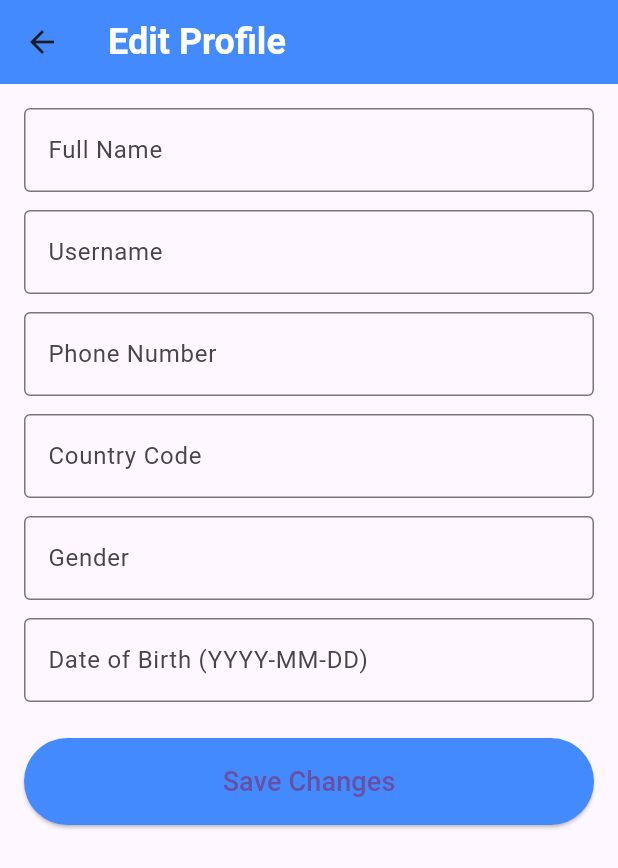
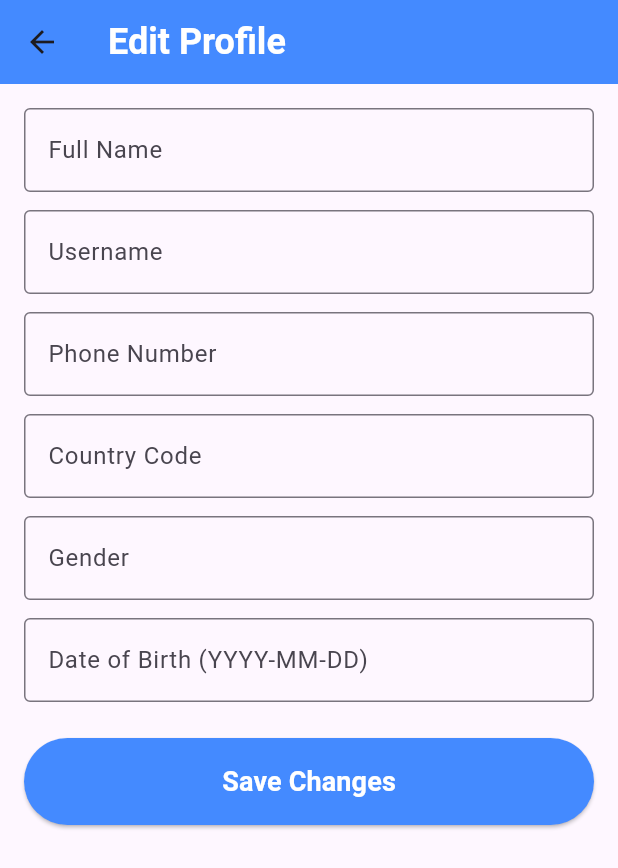
Before and after one commit to hasanmehediii/CSE-2216-Project, a Flutter app: the EditProfileScreen screen opened by its route, on a phone screen of 412 x 824 dp. Shown: the top 868 px of the screen. Run offline on Flutter 3.47's test engine with Material 3 defaults, Android fonts, the phone set to English and light mode, and no system bars; our stand-ins replace cached_network_image, cloud_firestore, firebase_core, flutter_dotenv, flutter_map, flutter_secure_storage and 6 more; accounts and stored records are empty.

Commit message:
button color

```diff
--- a/lib/screens/edit_profile_screen.dart
+++ b/lib/screens/edit_profile_screen.dart
@@ -168,7 +168,7 @@ class _EditProfileScreenState extends State<EditProfileScreen> {
                 ),
                 child: _isLoading
                     ? const CircularProgressIndicator(color: Colors.white)
-                    : const Text("Save Changes", style: TextStyle(fontSize: 18)),
+                    : const Text("Save Changes", style: TextStyle(fontSize: 18, fontWeight: FontWeight.w600, color: Colors.white)),
               )
             ],
           ),
```
